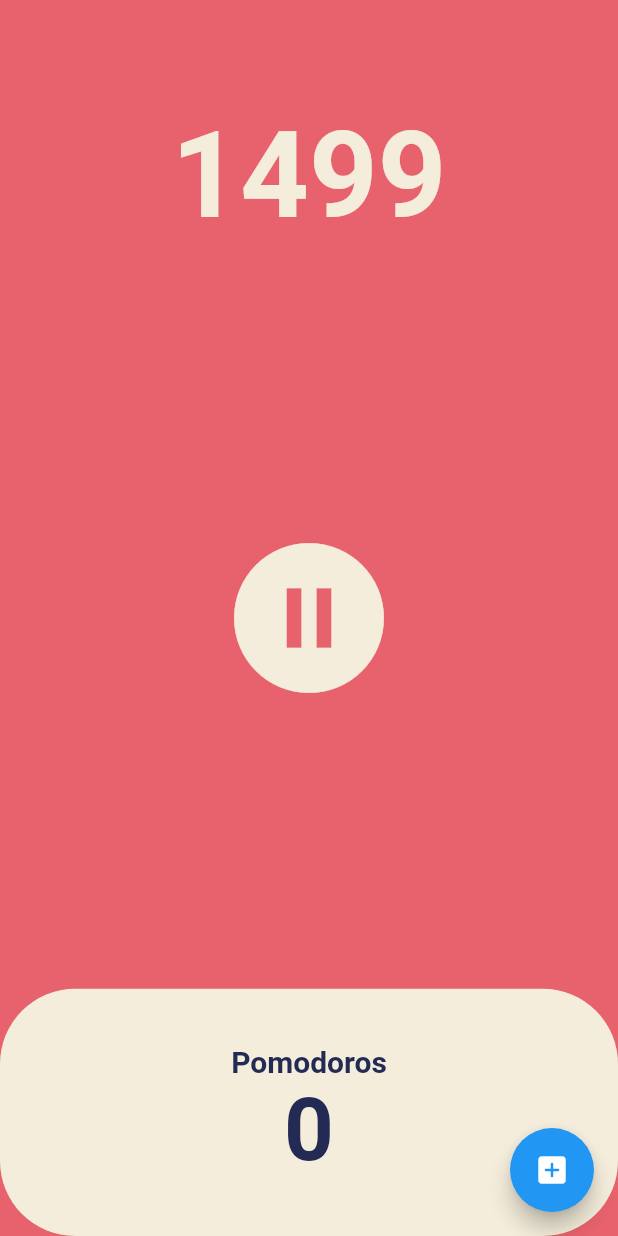
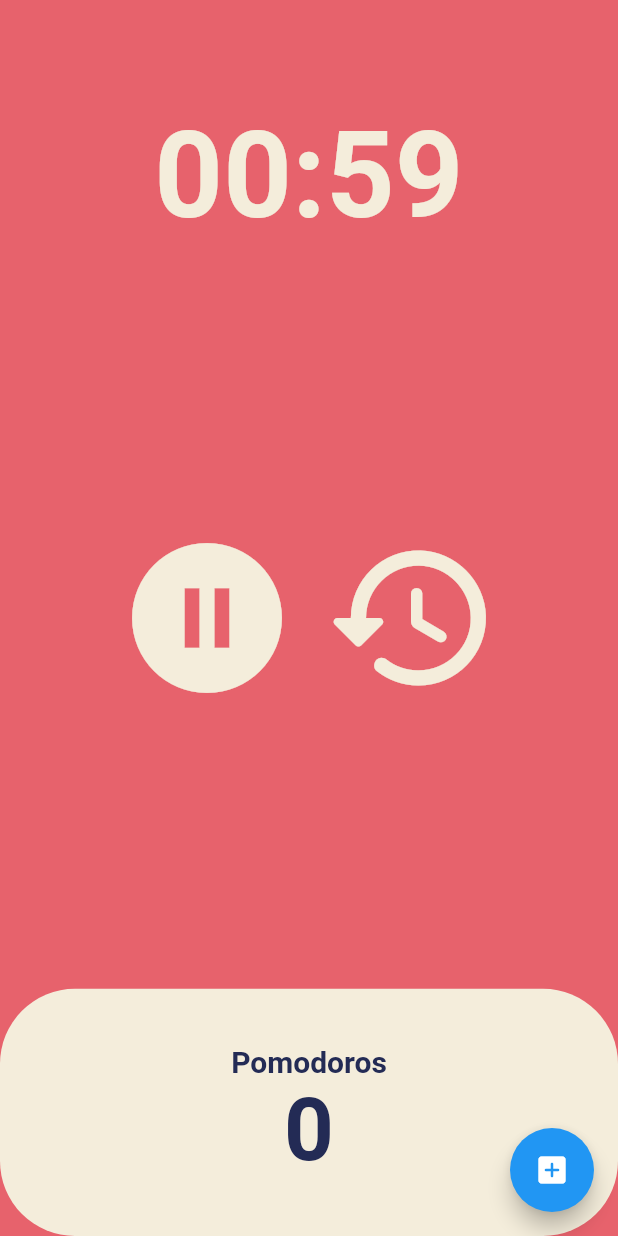
Before and after one commit to newssun90/Flutter-Project, a Flutter app: the screen it shows after launch, after a tap on the "play circle filled" icon, on a phone screen of 412 x 824 dp. Run offline on Flutter 3.47's test engine with Material 2 defaults, Android fonts, the phone set to English and light mode, and no system bars.

Commit message:
Add ResetButton

```diff
--- a/lib/screens/home_screen.dart
+++ b/lib/screens/home_screen.dart
@@ -10,9 +10,11 @@ class MyWidget extends StatefulWidget {
 }
 
 class _MyWidgetState extends State<MyWidget> {
-  int totalSeconds = (25*60); // 25분
+  static const resetSeconds = (1 * 60);
+  int totalSeconds = resetSeconds;
   late Timer timer;
   bool isTimer = false;
+  int totalPromodoros = 0;
 
   void onStartPressed() {
     timer = Timer.periodic(const Duration(seconds: 1), onTick);
@@ -28,10 +30,28 @@ class _MyWidgetState extends State<MyWidget> {
     });
   }
 
+  void onResetPressed() {
+    setState(() {
+      totalSeconds = resetSeconds;
+      isTimer ? onPausePressed() : '';
+    });
+  }
+
   void onTick(Timer timer) {
     setState(() {
-      totalSeconds = totalSeconds-1;
+      if (totalSeconds == 0) {
+        totalPromodoros++;
+        totalSeconds = resetSeconds;
+        onPausePressed();
+      } else {
+        totalSeconds = totalSeconds - 1;
+      }
     });
+  }
+
+  String timeFormat(int sec) {
+    var duration = Duration(seconds: sec);
+    return duration.toString().split(".").first.substring(2, 7);
   }
 
   @override
@@ -41,10 +61,11 @@ class _MyWidgetState extends State<MyWidget> {
       body: Column(
         children: [
           Flexible(
-            flex:1,
+            flex: 1,
             child: Container(
               alignment: Alignment.bottomCenter,
-              child: Text('$totalSeconds', style: TextStyle(
+              child: Text(timeFormat(totalSeconds),
+                  style: TextStyle(
                     color: Theme.of(context).cardColor,
                     fontSize: 80,
                     fontWeight: FontWeight.w600,
@@ -52,18 +73,31 @@ class _MyWidgetState extends State<MyWidget> {
             ),
           ),
           Flexible(
-            flex:3,
+            flex: 3,
             child: Center(
-             child: IconButton(
+              child: Row(
+                mainAxisAlignment: MainAxisAlignment.center,
+                children: [
+                  IconButton(
                     onPressed: isTimer ? onPausePressed : onStartPressed,
-              icon: isTimer ? const Icon(Icons.pause_circle_filled_outlined) : const Icon(Icons.play_circle_fill_outlined),
+                    icon: isTimer
+                        ? const Icon(Icons.pause_circle_filled_outlined)
+                        : const Icon(Icons.play_circle_fill_outlined),
                     iconSize: 120,
                     color: Theme.of(context).cardColor,
+                  ),
+                  IconButton(
+                    onPressed: onResetPressed,
+                    icon: const Icon(Icons.restore_rounded),
+                    iconSize: 120,
+                    color: Theme.of(context).cardColor,
+                  ),
+                ],
               ),
             ),
           ),
           Flexible(
-            flex:1,
+            flex: 1,
             child: Row(
               children: [
                 Expanded(
@@ -80,15 +114,17 @@ class _MyWidgetState extends State<MyWidget> {
                           style: TextStyle(
                             fontWeight: FontWeight.w600,
                             fontSize: 20,
-                          color: Theme.of(context).textTheme.displayLarge!.color,
+                            color:
+                                Theme.of(context).textTheme.displayLarge!.color,
                           ),
                         ),
                         Text(
-                        '0',
+                          '$totalPromodoros',
                           style: TextStyle(
                             fontWeight: FontWeight.w600,
                             fontSize: 58,
-                          color: Theme.of(context).textTheme.displayLarge!.color,
+                            color:
+                                Theme.of(context).textTheme.displayLarge!.color,
                           ),
                         ),
                       ],
```
Lines whose indentation alone changed are shown as unchanged.
